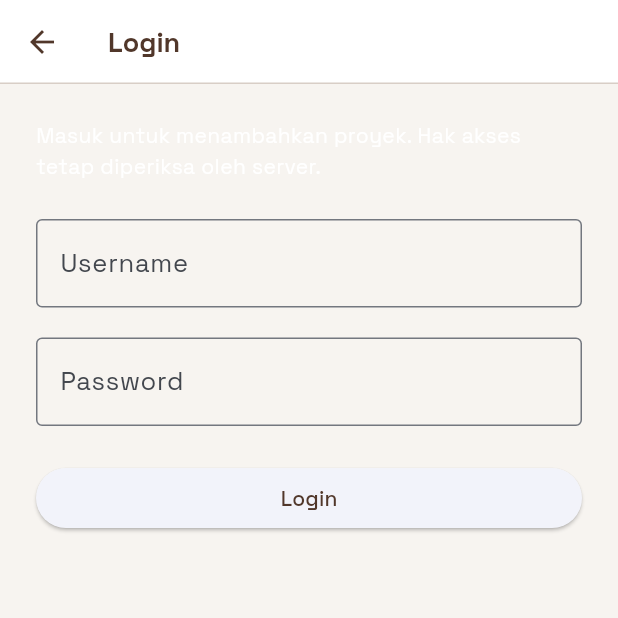
After one commit to osman-fardin/myportofolio_mobile, a Flutter app: the screen it shows after launch, in the side drawer, after a tap on "Login", on a phone screen of 412 x 824 dp, the top half of it. The commit adds this screen. Run offline on Flutter 3.47's test engine with Material 3 defaults, Android fonts, the phone set to English and light mode, and no system bars; our stand-ins replace material_ui; generated files the repository leaves out were written again.

Commit message:
feat: integrate project screens and guarded API submission

```diff
--- /dev/null
+++ b/lib/screens/login_screen.dart
@@ -0,0 +1,96 @@
+import 'package:material_ui/material_ui.dart';
+import 'package:provider/provider.dart';
+import 'package:myportofolio_mobile/services/auth_state.dart';
+import 'package:myportofolio_mobile/services/api_client.dart';
+
+class LoginScreen extends StatefulWidget {
+  const LoginScreen({super.key});
+  @override
+  State<LoginScreen> createState() => _LoginScreenState();
+}
+
+class _LoginScreenState extends State<LoginScreen> {
+  final _key = GlobalKey<FormState>();
+  String _username = '';
+  String _password = '';
+  bool _busy = false;
+  Future<void> _submit() async {
+    if (_busy || !_key.currentState!.validate()) return;
+    _key.currentState!.save();
+    setState(() => _busy = true);
+    try {
+      await context.read<AuthState>().login(_username, _password);
+      if (!mounted) return;
+      if (context.read<AuthState>().isLoggedIn) Navigator.pop(context, true);
+    } on ApiException catch (error) {
+      if (!mounted) return;
+      ScaffoldMessenger.of(context)
+        ..clearSnackBars()
+        ..showSnackBar(
+          SnackBar(
+            content: Text('${error.message} (HTTP ${error.statusCode})'),
+          ),
+        );
+    } finally {
+      if (mounted) setState(() => _busy = false);
+    }
+  }
+
+  @override
+  Widget build(BuildContext context) => Scaffold(
+    appBar: AppBar(title: const Text('Login')),
+    body: SingleChildScrollView(
+      padding: const EdgeInsets.all(24),
+      child: Center(
+        child: ConstrainedBox(
+          constraints: const BoxConstraints(maxWidth: 520),
+          child: Form(
+            key: _key,
+            child: Column(
+              crossAxisAlignment: CrossAxisAlignment.stretch,
+              children: [
+                const Text(
+                  'Masuk untuk menambahkan proyek. Hak akses tetap diperiksa oleh server.',
+                ),
+                const SizedBox(height: 24),
+                TextFormField(
+                  enabled: !_busy,
+                  decoration: const InputDecoration(
+                    labelText: 'Username',
+                    border: OutlineInputBorder(),
+                  ),
+                  autofillHints: const [AutofillHints.username],
+                  validator: (value) => value == null || value.trim().isEmpty
+                      ? 'Username tidak boleh kosong.'
+                      : null,
+                  onSaved: (value) => _username = value!.trim(),
+                ),
+                const SizedBox(height: 20),
+                TextFormField(
+                  enabled: !_busy,
+                  obscureText: true,
+                  autocorrect: false,
+                  enableSuggestions: false,
+                  autofillHints: const [AutofillHints.password],
+                  decoration: const InputDecoration(
+                    labelText: 'Password',
+                    border: OutlineInputBorder(),
+                  ),
+                  validator: (value) => value == null || value.isEmpty
+                      ? 'Password tidak boleh kosong.'
+                      : null,
+                  onSaved: (value) => _password = value!,
+                ),
+                const SizedBox(height: 24),
+                ElevatedButton(
+                  onPressed: _busy ? null : _submit,
+                  child: Text(_busy ? 'Memproses…' : 'Login'),
+                ),
+              ],
+            ),
+          ),
+        ),
+      ),
+    ),
+  );
+}
--- /dev/null
+++ b/lib/widgets/auth_guard.dart
@@ -0,0 +1,54 @@
+import 'package:material_ui/material_ui.dart';
+import 'package:provider/provider.dart';
+import 'package:myportofolio_mobile/services/auth_state.dart';
+import 'package:myportofolio_mobile/screens/login_screen.dart';
+import 'package:myportofolio_mobile/services/api_client.dart';
+
+Future<void> logoutWithFeedback(BuildContext context) async {
+  try {
+    await context.read<AuthState>().logout();
+  } on ApiException {
+    if (!context.mounted) return;
+    ScaffoldMessenger.of(context)
+      ..clearSnackBars()
+      ..showSnackBar(
+        const SnackBar(
+          content: Text(
+            'Sesi lokal ditutup. Server belum mengonfirmasi pencabutan token.',
+          ),
+        ),
+      );
+  }
+}
+
+Future<bool> ensureLoggedIn(BuildContext context) async {
+  if (context.read<AuthState>().isLoggedIn) return true;
+  final result = await Navigator.push<bool>(
+    context,
+    MaterialPageRoute(builder: (_) => const LoginScreen()),
+  );
+  return context.mounted &&
+      result == true &&
+      context.read<AuthState>().isLoggedIn;
+}
+
+class LoginRequired extends StatelessWidget {
+  const LoginRequired({super.key});
+  @override
+  Widget build(BuildContext context) => Center(
+    child: Padding(
+      padding: const EdgeInsets.all(24),
+      child: Column(
+        mainAxisSize: MainAxisSize.min,
+        children: [
+          const Text('Login untuk membuka formulir proyek.'),
+          const SizedBox(height: 16),
+          ElevatedButton(
+            onPressed: () => ensureLoggedIn(context),
+            child: const Text('Login'),
+          ),
+        ],
+      ),
+    ),
+  );
+}
--- a/lib/widgets/left_drawer.dart
+++ b/lib/widgets/left_drawer.dart
@@ -1,26 +1,40 @@
 import 'package:material_ui/material_ui.dart';
 import 'package:myportofolio_mobile/screens/menu.dart';
 import 'package:myportofolio_mobile/screens/experience_form.dart';
+import 'package:myportofolio_mobile/screens/project_list_screen.dart';
 import 'package:myportofolio_mobile/screens/project_form.dart';
 import 'package:myportofolio_mobile/theme/portfolio_theme.dart';
+import 'package:provider/provider.dart';
+import 'package:myportofolio_mobile/services/auth_state.dart';
+import 'package:myportofolio_mobile/widgets/auth_guard.dart';
 
-enum PortfolioDestination { home, addProject, addExperience }
+enum PortfolioDestination { home, projects, addProject, addExperience }
 
 class LeftDrawer extends StatelessWidget {
   const LeftDrawer({required this.destination, super.key});
 
   final PortfolioDestination destination;
 
-  void _navigate(BuildContext context, PortfolioDestination target) {
+  Future<void> _navigate(
+    BuildContext context,
+    PortfolioDestination target,
+  ) async {
     final navigator = Navigator.of(context);
     Scaffold.of(context).closeDrawer();
     if (target == destination) return;
+
+    if (target == PortfolioDestination.addProject &&
+        !await ensureLoggedIn(context)) {
+      return;
+    }
+    if (!context.mounted) return;
 
     ScaffoldMessenger.of(context).clearSnackBars();
     navigator.pushReplacement(
       MaterialPageRoute<void>(
         builder: (_) => switch (target) {
           PortfolioDestination.home => const MyHomePage(),
+          PortfolioDestination.projects => const ProjectListScreen(),
           PortfolioDestination.addProject => const ProjectFormPage(),
           PortfolioDestination.addExperience => const ExperienceFormPage(),
         },
@@ -47,6 +61,7 @@ class LeftDrawer extends StatelessWidget {
 
   @override
   Widget build(BuildContext context) {
+    final isLoggedIn = context.watch<AuthState>().isLoggedIn;
     return Drawer(
       backgroundColor: PortfolioColors.surface,
       child: SafeArea(
@@ -86,6 +101,12 @@ class LeftDrawer extends StatelessWidget {
             const SizedBox(height: 8),
             _destinationTile(
               context,
+              PortfolioDestination.projects,
+              'Lihat Proyek',
+              Icons.folder_outlined,
+            ),
+            _destinationTile(
+              context,
               PortfolioDestination.home,
               'Home',
               Icons.home_outlined,
@@ -102,6 +123,18 @@ class LeftDrawer extends StatelessWidget {
               'Tambah Pengalaman',
               Icons.work_outline,
             ),
+            ListTile(
+              leading: Icon(isLoggedIn ? Icons.logout : Icons.login),
+              title: Text(isLoggedIn ? 'Logout' : 'Login'),
+              onTap: () async {
+                Scaffold.of(context).closeDrawer();
+                if (isLoggedIn) {
+                  await logoutWithFeedback(context);
+                } else {
+                  await ensureLoggedIn(context);
+                }
+              },
+            ),
           ],
         ),
       ),
```
Also changed, not shown: lib/screens/project_detail_screen.dart (added, +66 -0 lines), lib/screens/project_form.dart (+84 -20 lines), lib/screens/project_list_screen.dart (added, +117 -0 lines), lib/widgets/project_card.dart (+11 -1 lines), 7 other files.
